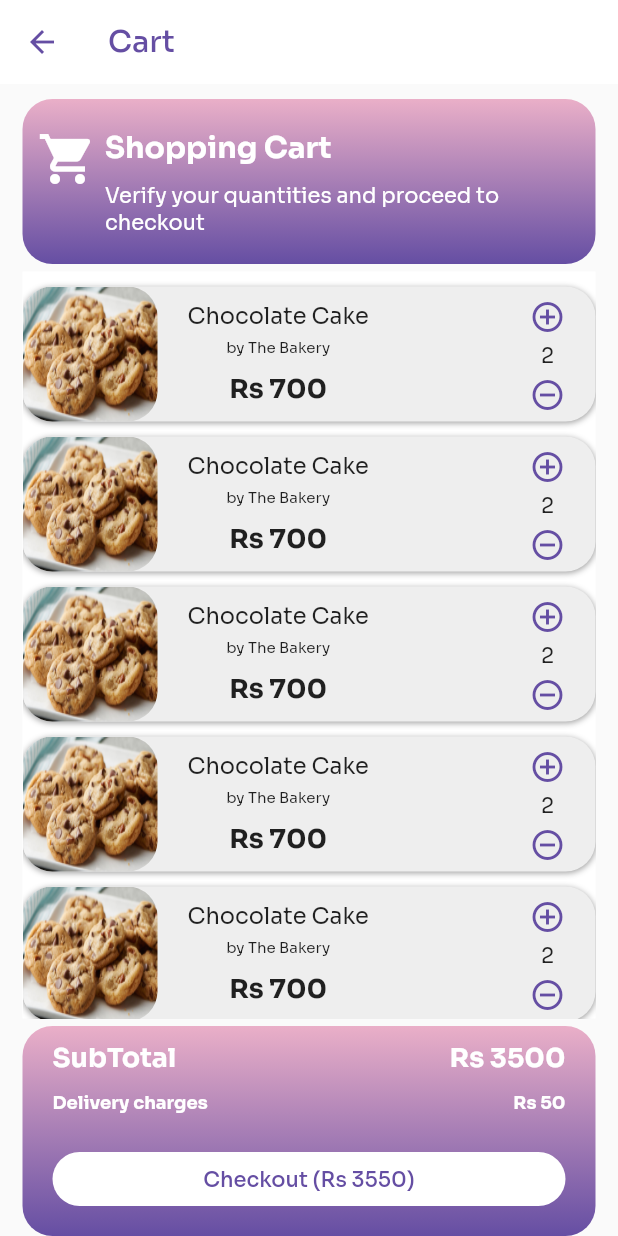
After one commit to sssash18/Bake2Home, a Flutter app: the screen it shows after launch, item 3 of the bottom bar chosen, on a phone screen of 412 x 824 dp. The commit adds this screen. Run offline on Flutter 3.47's test engine with Material 2 defaults, Android fonts, the phone set to English and light mode, and no system bars; our stand-ins replace floating_bottom_navigation_bar, flutter_rating_bar.

Commit message:
Added cart

```diff
--- /dev/null
+++ b/lib/screens/Cart.dart
@@ -0,0 +1,199 @@
+import 'package:bake2home/widgets/CartTile.dart';
+import 'package:flutter/material.dart';
+import 'package:bake2home/constants.dart';
+
+class Cart extends StatelessWidget {
+  @override
+  Widget build(BuildContext context) {
+    return Scaffold(
+      appBar: AppBar(
+        backgroundColor: white,
+        elevation: 0.0,
+        iconTheme: IconThemeData(color: base),
+        title : Text(
+          'Cart',
+          style: TextStyle(
+            color: base,
+          )
+        )
+      ),
+      body: Container(
+        height: double.infinity,
+        child: Column(
+          children: <Widget> [
+            Container(
+                margin: EdgeInsets.fromLTRB(15.0, 10.0, 15.0, 0.0),
+                height: 110.0,
+                decoration: BoxDecoration(
+                  gradient: LinearGradient(
+                  begin: Alignment.topCenter,
+                  end: Alignment.bottomCenter,
+                  colors: [Color(0xffeaafc8),Color(0xff654ea3)]
+                  ),
+                  borderRadius: BorderRadius.circular(20.0),
+                ),
+                child: Stack(
+                  children: <Widget>[
+                    Container(
+                      margin: EdgeInsets.fromLTRB(40.0, 0.0, 0.0, 0.0),
+                      child: Column(
+                      children: <Widget>[
+                        Container(
+                          margin: EdgeInsets.fromLTRB(15.0, 20.0, 15.0, 0.0),
+                          width: double.infinity,
+                          child: Text(
+                            'Shopping Cart',
+                            style: TextStyle(
+                              color: white,
+                              fontSize: head,
+                              fontWeight: FontWeight.bold,
+                              ),
+                          ),
+                      ),
+                      Container(
+                        margin: EdgeInsets.fromLTRB(15.0, 10.0, 15.0, 0.0),
+                        child: Text(
+                          'Verify your quantities and proceed to checkout',
+                          style: TextStyle(
+                            color: white,
+                          )
+                        )
+                      )
+                      ]
+                      ),
+                    ),
+                    Container(
+                        height: double.infinity,
+                        margin: EdgeInsets.fromLTRB(10.0, 20.0, 0.0, 0.0),
+                        alignment: Alignment.topLeft,
+                        child: Icon(
+                        Icons.shopping_cart,
+                        color: white,
+                        size: 40.0,
+                      ),
+                    )
+                  ]
+                ),
+              ),
+            Expanded(
+                child: Container(
+                width: double.infinity,
+                //height: 350.0,
+                margin: EdgeInsets.fromLTRB(15.0, 5.0, 15.0, 0.0),
+                color: white,
+                child: ListView.builder(
+                  itemCount: 5,
+                  itemBuilder: (BuildContext context, int index){
+                    return CartTile();
+                  }
+                ),
+              ),
+            ) ,
+            Container(
+              height: 140.0,
+              margin: EdgeInsets.fromLTRB(15.0, 5.0, 15.0, 0.0),
+              decoration: BoxDecoration(
+                gradient: LinearGradient(
+                  begin: Alignment.topCenter,
+                  end: Alignment.bottomCenter,
+                  colors: [Color(0xffeaafc8),Color(0xff654ea3)]
+                ),
+                borderRadius: BorderRadius.circular(border),
+              ),
+              child: Column(
+                children: <Widget>[
+                  Container(
+                    child: Stack(
+                      //mainAxisAlignment: MainAxisAlignment.spaceEvenly,
+                      children: <Widget>[
+                        Container(
+                          alignment: Alignment.centerLeft,
+                          margin: EdgeInsets.fromLTRB(20.0, 10.0, 20.0, 0) ,
+                          child: Text(
+                            'SubTotal',
+                            //textAlign: TextAlign.left,
+                            style: TextStyle(
+                              color: white,
+                              fontSize: 18.0,
+                              fontWeight : FontWeight.bold
+                            )
+                          ),
+                        ),
+                        Container(
+                          margin: EdgeInsets.fromLTRB(20.0, 10.0, 20.0, 0) ,
+                          alignment: Alignment.centerRight,
+                          child: Text(
+                            'Rs 3500',
+                            //textAlign: TextAlign.right,
+                            style: TextStyle(
+                              color: white,
+                              fontSize: 18.0,
+                              fontWeight : FontWeight.bold
+                            )
+                          ),
+                        ),
+                      ]
+                    )
+                  ),
+
+                  Container(
+                    child: Stack(
+                      //mainAxisAlignment: MainAxisAlignment.spaceEvenly,
+                      children: <Widget>[
+                        Container(
+                          alignment: Alignment.centerLeft,
+                          margin: EdgeInsets.fromLTRB(20.0, 10.0, 20.0, 0) ,
+                          child: Text(
+                            'Delivery charges',
+                            //textAlign: TextAlign.left,
+                            style: TextStyle(
+                              color: white,
+                              fontSize: 12.0,
+                              fontWeight : FontWeight.bold
+                            )
+                          ),
+                        ),
+                        Container(
+                          margin: EdgeInsets.fromLTRB(20.0, 10.0, 20.0, 0) ,
+                          alignment: Alignment.centerRight,
+                          child: Text(
+                            'Rs 50',
+                            //textAlign: TextAlign.right,
+                            style: TextStyle(
+                              color: white,
+                              fontSize: 12.0,
+                              fontWeight : FontWeight.bold
+                            )
+                          ),
+                        ),
+                      ]
+                    )
+                  ),
+
+                  SizedBox(height: 20.0),
+                  Container(
+                      margin:EdgeInsets.fromLTRB(20.0, 0.0, 20.0, 0) ,
+                      child: ButtonTheme(
+                      minWidth: double.infinity,
+                      child: FlatButton(
+                        shape: RoundedRectangleBorder(
+                          borderRadius: BorderRadius.circular(border)
+                        ),
+                        color: Colors.white,
+                        textColor: base,
+                        child: Text('Checkout (Rs 3550)'),
+                        onPressed: (){},
+                      ),
+                    ),
+                  )
+
+                ]
+              ),
+            )
+          ]
+        ),
+      ),
+
+    );
+  }
+}
--- a/lib/screens/homepage.dart
+++ b/lib/screens/homepage.dart
@@ -6,10 +6,8 @@ import 'package:bake2home/constants.dart';
 import 'package:bake2home/widgets/HomeTile.dart';
 import 'package:bake2home/widgets/HomeHeading.dart';
 import 'package:bake2home/widgets/RecipeTile.dart';
-import 'package:bake2home/widgets/buildAppBar.dart';
-
-
 import 'package:bake2home/widgets/PastryTile.dart';
+import 'package:bake2home/screens/Cart.dart';
 
 class HomePage extends StatefulWidget {
   @override
@@ -41,7 +39,6 @@ class _HomePageState extends State<HomePage> {
                       decoration: InputDecoration(
                         prefixIcon: Icon(Icons.search,color: base,),
                         hintText: "Search....",
-
                       ),
 
                     );
@@ -138,7 +135,11 @@ class _HomePageState extends State<HomePage> {
           if(_index == 3){
             Navigator.push(context, MaterialPageRoute(builder: (context) => ProfilePage()));
           }
-        } ),
+          if(_index == 2){
+            Navigator.push(context, MaterialPageRoute(builder: (context) => Cart()));
+          }
+        }
+        ),
         currentIndex: _index,
         fontSize: 0.0,
         borderRadius: 40.0,
--- /dev/null
+++ b/lib/widgets/CartTile.dart
@@ -0,0 +1,95 @@
+import 'package:flutter/material.dart';
+import 'package:bake2home/constants.dart';
+
+class CartTile extends StatelessWidget {
+  @override
+  Widget build(BuildContext context) {
+    return Container(
+      margin: EdgeInsets.fromLTRB(0.0, 10.0, 0.0, 0.0),
+      height: 90.0,
+      decoration: BoxDecoration(
+        color: Colors.grey[200],
+        borderRadius: BorderRadius.circular(border),
+        boxShadow: [BoxShadow(
+            color: Colors.grey,
+            offset: Offset(0.0, 1.0),
+            blurRadius: 3.0
+        )]
+      ),
+
+      child: Stack(
+        children: <Widget>[
+          Container(
+            margin: EdgeInsets.fromLTRB(110.0, 0.0, 0.0, 0.0),
+            child: Column(
+              children: <Widget>[
+                Container(
+                    margin: EdgeInsets.fromLTRB(0.0, 10.0, 0.0, 0.0),
+                    child: Text(
+                    'Chocolate Cake',
+                    style: TextStyle(
+                      fontSize: 15.0,
+                    ),
+                  ),
+                ),
+                Container(
+                    margin: EdgeInsets.fromLTRB(0.0, 5.0, 0.0, 0.0),
+                    child: Text(
+                    'by The Bakery',
+                    style: TextStyle(
+                      fontSize: 10.0
+                    ),
+                  ),
+                ),
+                Container(
+                    margin: EdgeInsets.fromLTRB(0.0, 10.0, 0.0, 10.0),
+                    child: Text(
+                    'Rs 700',
+                    style: TextStyle(
+                      fontSize: 18.0,
+                      fontWeight: FontWeight.bold
+                    ),
+                  ),
+                )
+              ],
+            )
+          ),
+          Container(
+            height: 90.0,
+            width: 90.0,
+            decoration: BoxDecoration(
+              borderRadius: BorderRadius.circular(border),
+              image: DecorationImage(
+                image: AssetImage("assets/images/cookie.jpeg"),
+                fit: BoxFit.fill
+              )
+            )
+          ),
+          Container(
+            margin: EdgeInsets.fromLTRB(0, 8, 20, 0),
+            alignment: Alignment.centerRight,
+            height: 90.0,
+            child: Column(
+              children: <Widget>[
+                Icon(
+                  Icons.add_circle_outline,
+                  color: base,
+                ),
+                Container(
+                  margin: EdgeInsets.fromLTRB(0, 5.0, 0, 5.0),
+                  child: Text("2")
+                ),
+                Icon(
+                  Icons.remove_circle_outline,
+                  color: base,
+                ),
+              ]
+            ),
+          )
+
+        ]
+      ),
+
+    );
+  }
+}
--- a/lib/widgets/HistoryTile.dart
+++ b/lib/widgets/HistoryTile.dart
@@ -38,7 +38,6 @@ class HistoryTile extends StatelessWidget {
                         fit: BoxFit.fill,
                     ),
                   ),
-                  //child: Image.asset("assets/images/cookie.jpeg"),
                 ),
                 Container(
                   alignment: Alignment.center,
--- a/lib/widgets/buildAppBar.dart
+++ /dev/null
@@ -1,41 +0,0 @@
-import 'package:flutter/material.dart';
-import 'package:bake2home/constants.dart';
-
-class buildAppBar extends StatefulWidget {
-  @override
-  _buildAppBarState createState() => _buildAppBarState();
-}
-
-class _buildAppBarState extends State<buildAppBar> {
-
-  Icon icon  = Icon(Icons.search);
-  Widget appBarTitle = Text('');
-
-  @override
-  Widget build(BuildContext context) {
-    return AppBar(
-        backgroundColor: white,
-        title: appBarTitle,
-        elevation: 0.0,
-        actions: <Widget>[
-          Container(
-              margin: EdgeInsets.fromLTRB(15.0, 0, 15.0, 0),
-              child: IconButton(
-              icon: icon,
-              onPressed: (){
-                setState((){
-                  this.icon = Icon(Icons.close);
-                  this.appBarTitle = new TextField(
-                      decoration: InputDecoration(
-                        prefixIcon: Icon(Icons.close),
-                        hintText: "Search....",
-                      ),
-                  );
-                });
-              },
-            ),
-          )
-        ],
-      );
-  }
-}
```
